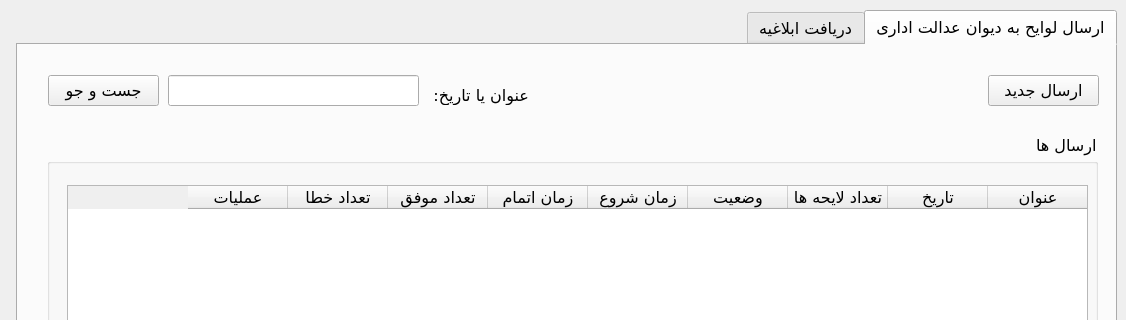
Qt form gui/MainWindow.ui (bourbour619/sana_asansaz_bot) before a commit; both pictures show x 0 to 1126 and y 0 to 320 of the 1126 by 627 pixel window.
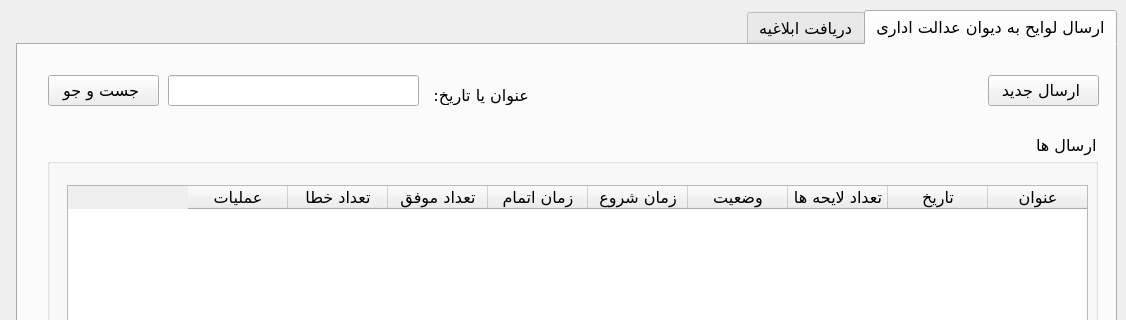
The same form after that commit. Icons and pictures are not drawn.

Patch:
```diff
--- a/gui/MainWindow.ui
+++ b/gui/MainWindow.ui
@@ -90,7 +90,10 @@
       <bool>false</bool>
      </property>
      <property name="text">
-      <string>ارسال جدید</string>
+      <string>ارسال جدید </string>
+     </property>
+     <property name="icon">
+      <iconset theme="QIcon::ThemeIcon::ListAdd"/>
      </property>
      <property name="checkable">
       <bool>false</bool>
@@ -201,7 +204,10 @@
       <bool>false</bool>
      </property>
      <property name="text">
-      <string>جست و جو</string>
+      <string>جست و جو </string>
+     </property>
+     <property name="icon">
+      <iconset theme="QIcon::ThemeIcon::EditFind"/>
      </property>
      <property name="checkable">
       <bool>false</bool>
```
